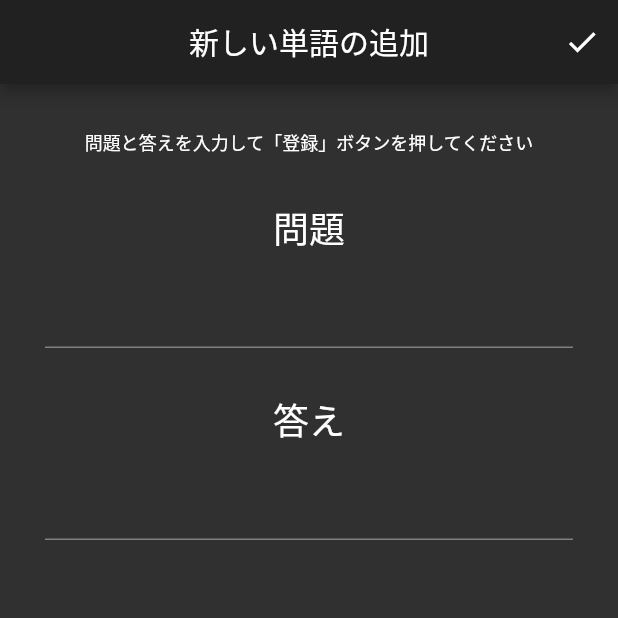
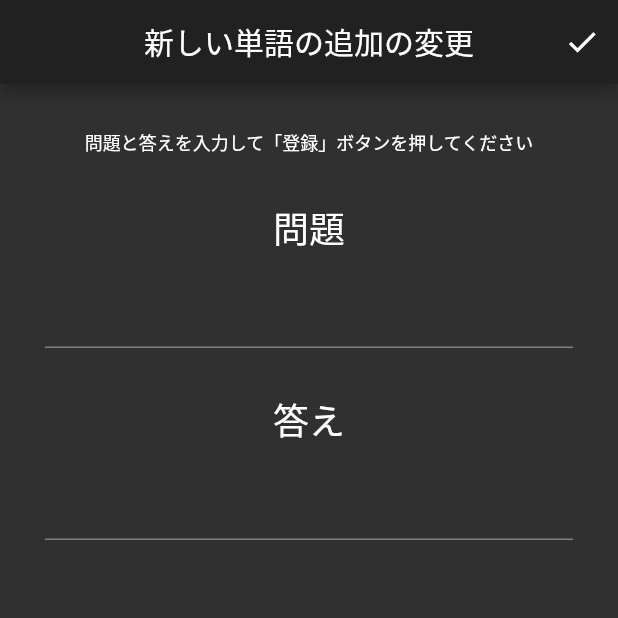
Before and after one commit to yo4hi6o/my_own_frashcard, a Flutter app: the EditScreen screen opened directly, on a phone screen of 412 x 824 dp, the top half of it. Run offline on Flutter 3.47's test engine with Material 2 defaults, Android fonts, the phone set to English and light mode, and no system bars; our stand-ins replace moor, toast; missing offline and left inert: sqlite3; generated files the repository leaves out were written again; Roboto replaces fonts that are missing (Lanobe).

Commit message:
second commit

```diff
--- a/lib/screens/edit_screen.dart
+++ b/lib/screens/edit_screen.dart
@@ -32,7 +32,7 @@ class _EditScreenState extends State<EditScreen> {
     super.initState();
     if (widget.status == EditStatus.ADD) {
       _isQuestionEnabled = true;
-      _titleText = "新しい単語の追加";
+      _titleText = "新しい単語の追加の変更";
       questionController.text = "";
       answerController.text = "";
     } else {
```
